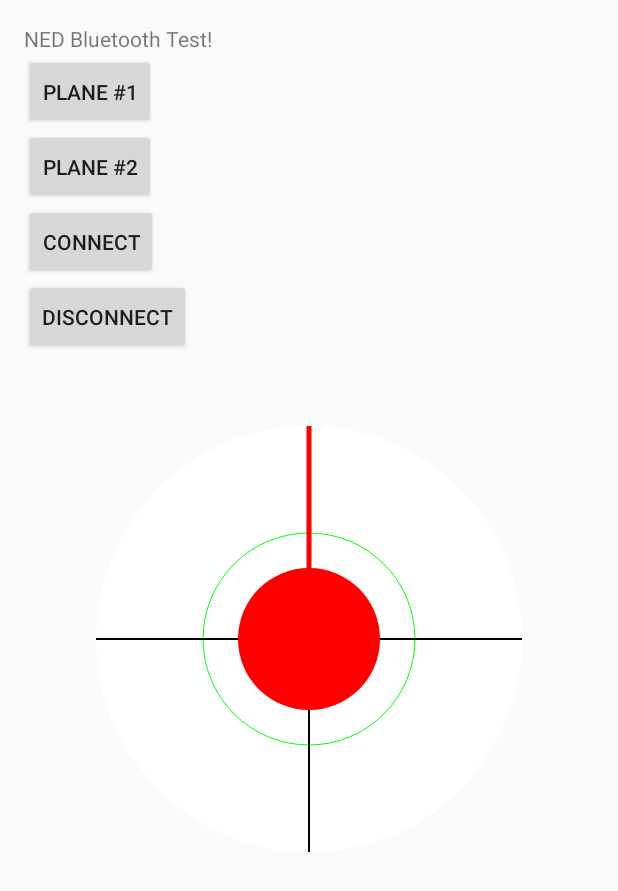
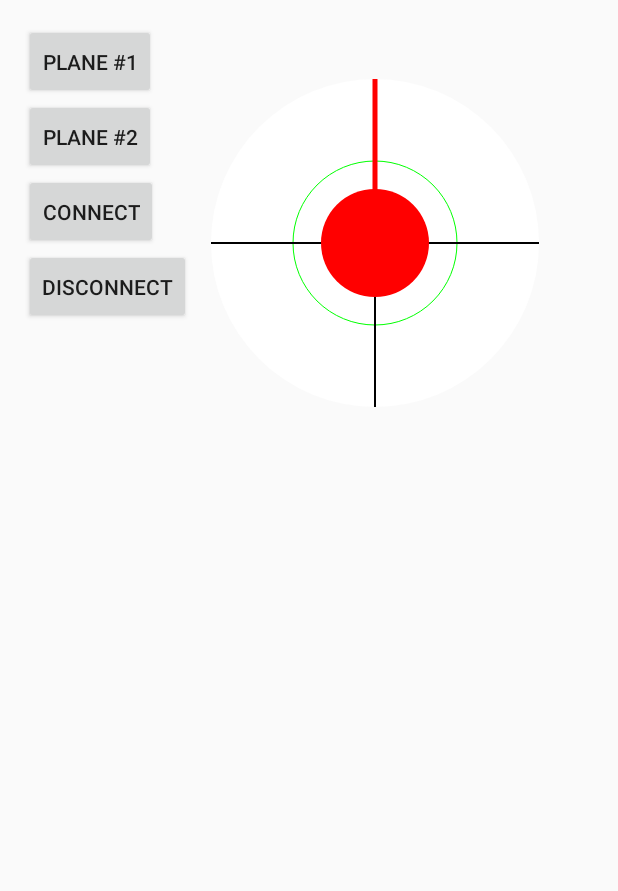
Before and after one commit to Adzter/NEDController, an Android app: the layout activity_main.xml on its own in the app's theme, with its tools: preview values and no code run, on a phone screen of 412 x 824 dp. Shown: the top 891 px of the screen. Run offline under Robolectric (Android 15) with nearby library versions, the phone set to English and light mode, and no system bars.

Commit message:
Moved to relative layout

```diff
--- a/app/src/main/AndroidManifest.xml
+++ b/app/src/main/AndroidManifest.xml
@@ -11,6 +11,7 @@
         android:label="@string/app_name"
         android:theme="@style/AppTheme" >
         <activity
+            android:screenOrientation="landscape"
             android:name=".MainActivity"
             android:label="@string/app_name" >
             <intent-filter>
--- a/app/src/main/java/ajwilson/nedcontroller/MainActivity.java
+++ b/app/src/main/java/ajwilson/nedcontroller/MainActivity.java
@@ -133,7 +133,14 @@ public class MainActivity extends AppCompatActivity {
                 if (socket != null) {
                     if (socket.isConnected()) {
                         try {
+
+                            // Close the socket
                             socket.close();
+
+                            // Make it so we can reconnect
+                            connected = false;
+
+                            // Show notification
                             Toast toast = Toast.makeText(context, "Disconnected from Plane", Toast.LENGTH_SHORT);
                             toast.show();
                             return;
@@ -157,8 +164,9 @@ public class MainActivity extends AppCompatActivity {
             public void onValueChanged(int angle, int power, int direction) {
                 //angleTextView.setText(" " + String.valueOf(angle) + "°");
                 //powerTextView.setText(" " + String.valueOf(power) + "%");
-
-                dataThread.write((String.valueOf(power) + "/" + String.valueOf(angle)).getBytes());
+                if( connected ) {
+                    dataThread.write((String.valueOf(power) + "/" + String.valueOf(angle)).getBytes());
+                }
             }
         }, JoystickView.DEFAULT_LOOP_INTERVAL);
     }
--- a/app/src/main/res/layout/activity_main.xml
+++ b/app/src/main/res/layout/activity_main.xml
@@ -1,17 +1,14 @@
 <RelativeLayout xmlns:android="http://schemas.android.com/apk/res/android"
-    xmlns:tools="http://schemas.android.com/tools" android:layout_width="match_parent"
+    xmlns:tools="http://schemas.android.com/tools"
+    android:layout_width="match_parent"
     android:layout_height="match_parent" android:paddingLeft="@dimen/activity_horizontal_margin"
     android:paddingRight="@dimen/activity_horizontal_margin"
     android:paddingTop="@dimen/activity_vertical_margin"
     android:paddingBottom="@dimen/activity_vertical_margin" tools:context=".MainActivity">
 
-    <TextView android:text="@string/hello_world" android:layout_width="wrap_content"
-        android:layout_height="wrap_content" />
-
     <Button
         android:layout_width="wrap_content"
         android:layout_height="50dp"
-        android:layout_marginTop="20dp"
         android:text="@string/plane1"
         android:onClick="plane1"
         android:id="@+id/plane1"
@@ -20,7 +17,7 @@
     <Button
         android:layout_width="wrap_content"
         android:layout_height="50dp"
-        android:layout_marginTop="70dp"
+        android:layout_below="@id/plane1"
         android:text="@string/plane2"
         android:onClick="plane2"
         android:id="@+id/plane2"
@@ -29,7 +26,7 @@
     <Button
         android:layout_width="wrap_content"
         android:layout_height="50dp"
-        android:layout_marginTop="120dp"
+        android:layout_below="@id/plane2"
         android:text="@string/connect"
         android:onClick="connect"
         android:id="@+id/connect"
@@ -38,7 +35,7 @@
     <Button
         android:layout_width="wrap_content"
         android:layout_height="50dp"
-        android:layout_marginTop="170dp"
+        android:layout_below="@id/connect"
         android:text="@string/disconnect"
         android:onClick="disconnect"
         android:id="@+id/disconnect"
@@ -48,6 +45,6 @@
         android:id="@+id/joystickView"
         android:layout_height="wrap_content"
         android:layout_width="wrap_content"
-        android:layout_marginTop="220dp">
+        android:layout_toRightOf="@id/plane1">
     </ajwilson.nedcontroller.JoystickView>
 </RelativeLayout>
--- a/app/src/main/res/values/strings.xml
+++ b/app/src/main/res/values/strings.xml
@@ -1,7 +1,6 @@
 <resources>
     <string name="app_name">NED Controller</string>
 
-    <string name="hello_world">NED Bluetooth Test!</string>
     <string name="action_about">About</string>
 
     <string name="plane1">Plane #1</string>
```
